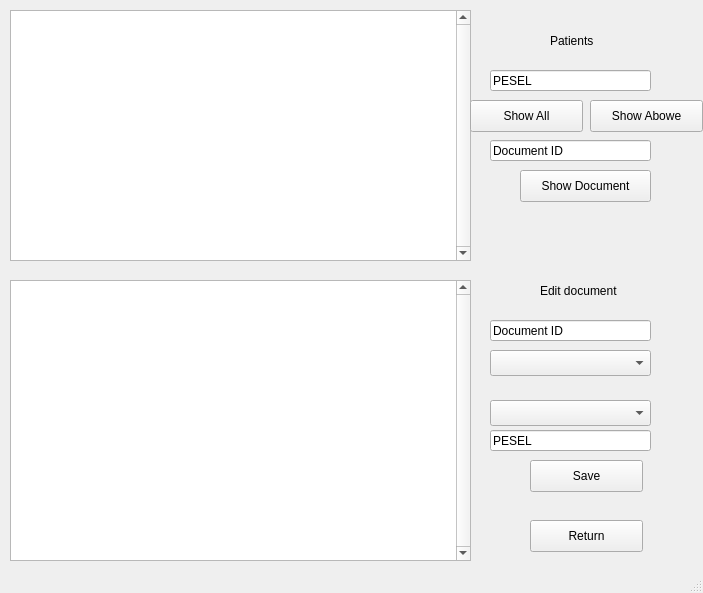
Old version of the form Medician.ui in the repository FilipHa5/Clinic-Management-PyMongo.
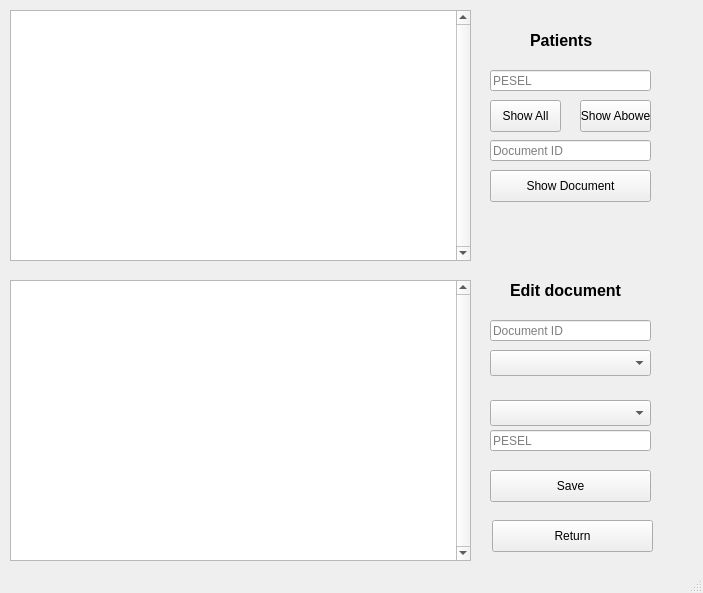
New version of the form.

The edit to the form file:
```diff
--- a/Medician.ui
+++ b/Medician.ui
@@ -52,12 +52,19 @@
    <widget class="QLabel" name="patientsLabel">
     <property name="geometry">
      <rect>
-      <x>550</x>
+      <x>530</x>
       <y>30</y>
-      <width>71</width>
+      <width>91</width>
       <height>21</height>
      </rect>
     </property>
+    <property name="font">
+     <font>
+      <pointsize>12</pointsize>
+      <weight>75</weight>
+      <bold>true</bold>
+     </font>
+    </property>
     <property name="text">
      <string>Patients</string>
     </property>
@@ -65,9 +72,9 @@
    <widget class="QPushButton" name="show_all_push_button">
     <property name="geometry">
      <rect>
-      <x>470</x>
+      <x>490</x>
       <y>100</y>
-      <width>113</width>
+      <width>71</width>
       <height>32</height>
      </rect>
     </property>
@@ -78,9 +85,9 @@
    <widget class="QPushButton" name="show_abowe_push_button">
     <property name="geometry">
      <rect>
-      <x>590</x>
+      <x>580</x>
       <y>100</y>
-      <width>113</width>
+      <width>71</width>
       <height>32</height>
      </rect>
     </property>
@@ -98,15 +105,18 @@
      </rect>
     </property>
     <property name="text">
+     <string/>
+    </property>
+    <property name="placeholderText">
      <string>PESEL</string>
     </property>
    </widget>
    <widget class="QPushButton" name="return_push_button">
     <property name="geometry">
      <rect>
-      <x>530</x>
+      <x>492</x>
       <y>520</y>
-      <width>113</width>
+      <width>161</width>
       <height>32</height>
      </rect>
     </property>
@@ -124,18 +134,28 @@
      </rect>
     </property>
     <property name="text">
+     <string/>
+    </property>
+    <property name="placeholderText">
      <string>Document ID</string>
     </property>
    </widget>
    <widget class="QLabel" name="document_label">
     <property name="geometry">
      <rect>
-      <x>540</x>
+      <x>510</x>
       <y>280</y>
-      <width>101</width>
+      <width>131</width>
       <height>21</height>
      </rect>
     </property>
+    <property name="font">
+     <font>
+      <pointsize>12</pointsize>
+      <weight>75</weight>
+      <bold>true</bold>
+     </font>
+    </property>
     <property name="text">
      <string>Edit document</string>
     </property>
@@ -153,9 +173,9 @@
    <widget class="QPushButton" name="save_push_button">
     <property name="geometry">
      <rect>
-      <x>530</x>
-      <y>460</y>
-      <width>113</width>
+      <x>490</x>
+      <y>470</y>
+      <width>161</width>
       <height>32</height>
      </rect>
     </property>
@@ -173,15 +193,18 @@
      </rect>
     </property>
     <property name="text">
+     <string/>
+    </property>
+    <property name="placeholderText">
      <string>Document ID</string>
     </property>
    </widget>
    <widget class="QPushButton" name="show_document_push_button">
     <property name="geometry">
      <rect>
-      <x>520</x>
+      <x>490</x>
       <y>170</y>
-      <width>131</width>
+      <width>161</width>
       <height>32</height>
      </rect>
     </property>
@@ -199,6 +222,9 @@
      </rect>
     </property>
     <property name="text">
+     <string/>
+    </property>
+    <property name="placeholderText">
      <string>PESEL</string>
     </property>
    </widget>
```
